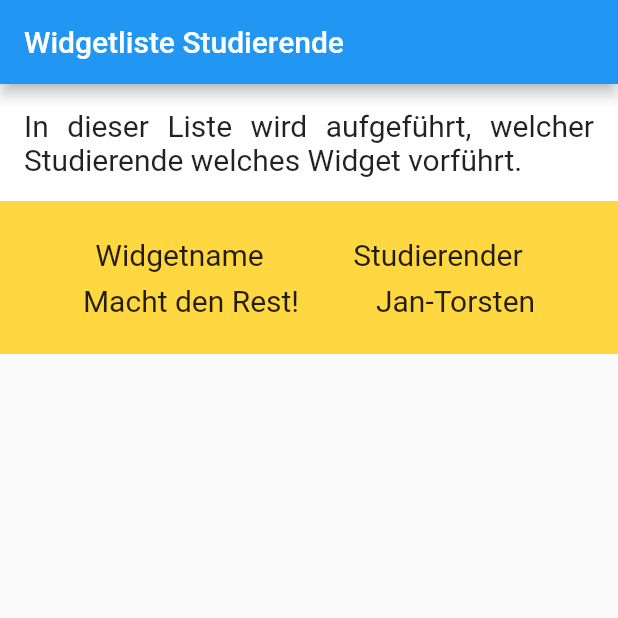
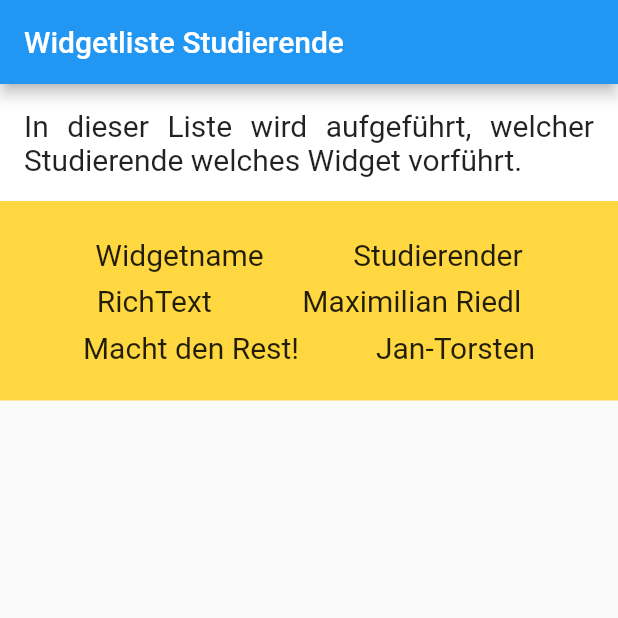
Before and after one commit to drmilde/uebung_1_widgetlist_app, a Flutter app: the screen it shows after launch, on a phone screen of 412 x 824 dp, the top half of it. Run offline on Flutter 3.47's test engine with Material 2 defaults, Android fonts, the phone set to English and light mode, and no system bars.

Commit message:
Eintrag in Liste, Maximilian Riedl

```diff
--- a/lib/main.dart
+++ b/lib/main.dart
@@ -40,6 +40,7 @@ class _WidgetListeStudierendeScreenState
               Column(
                 children: <Widget>[
                   zeileMitWidgetUndStudierendem("Widgetname", "Studierender"),
+                  zeileMitWidgetUndStudierendem("RichText", "Maximilian Riedl"),
                   //
                   // TODO Hier Eure jeweilige Zeile einfügen !!!!!!
                   // Danach dann testen, ob es läuft und
```
